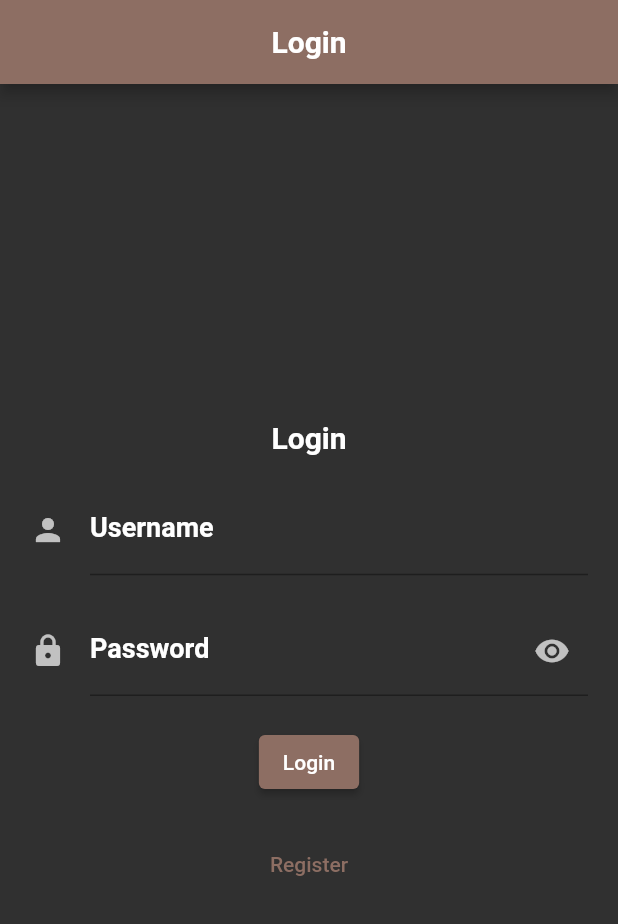
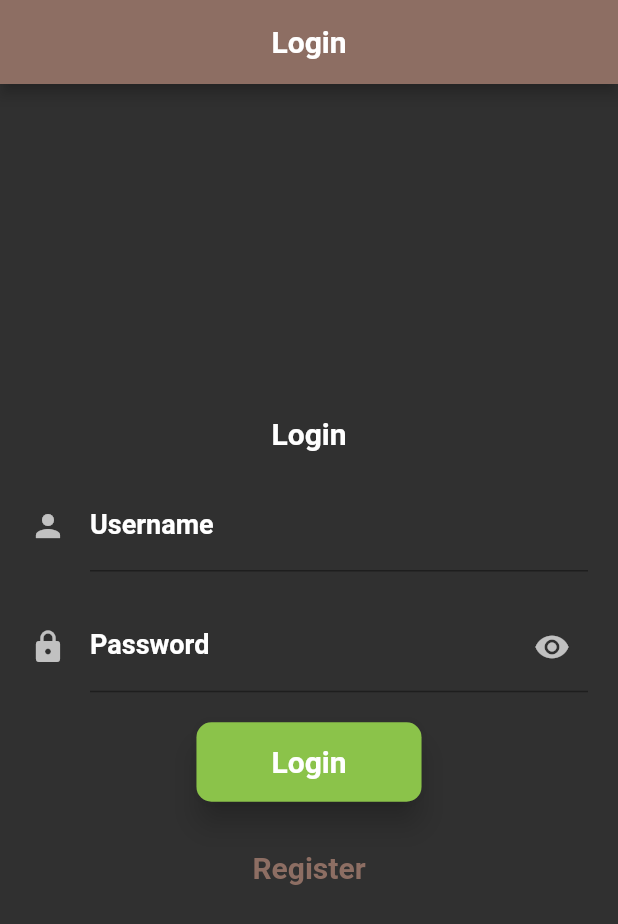
Before and after one commit to sachin96Boy/MGHotel-MobileApp, a Flutter app: the screen it shows after launch, after a tap on "Register", after a tap on "Login", on a phone screen of 412 x 824 dp. Shown: the top 924 px of the screen. Run offline on Flutter 3.47's test engine with Material 2 defaults, Android fonts, the phone set to English and light mode, and no system bars.

Commit message:
update: login page design

```diff
--- a/lib/pages/login_page.dart
+++ b/lib/pages/login_page.dart
@@ -105,16 +105,36 @@ class _LoginScreenState extends State<LoginScreen> {
                   ),
                   const SizedBox(height: 20.0),
                   ElevatedButton(
-                    onPressed: () {
-                      _submit();
-                    },
-                    child: const Text('Login'),
+                    onPressed: _submit,
+                    style: ElevatedButton.styleFrom(
+                      foregroundColor: Colors.white,
+                      backgroundColor: Colors.lightGreen,
+                      elevation: 8.0,
+                      shape: RoundedRectangleBorder(
+                        borderRadius: BorderRadius.circular(10.0),
+                      ),
+                      padding: const EdgeInsets.symmetric(
+                          horizontal: 50.0, vertical: 15.0),
+                      textStyle: const TextStyle(
+                        fontSize: 20,
+                        fontWeight: FontWeight.bold,
+                      ),
+                    ),
+                    child: const Text(
+                      'Login',
+                    ),
                   ),
                   const SizedBox(height: 20.0),
                   TextButton(
                     onPressed: () {
                       Navigator.pushReplacementNamed(context, '/register');
                     },
+                    style: TextButton.styleFrom(
+                      textStyle: const TextStyle(
+                        fontSize: 20,
+                        fontWeight: FontWeight.bold,
+                      ),
+                    ),
                     child: const Text('Register'),
                   ),
                 ],
--- a/lib/pages/register_page.dart
+++ b/lib/pages/register_page.dart
@@ -1,5 +1,4 @@
 import 'package:flutter/material.dart';
-import 'package:mymgstoreapp/pages/login_page.dart';
 
 class RegisterPage extends StatefulWidget {
   const RegisterPage({super.key});
```
